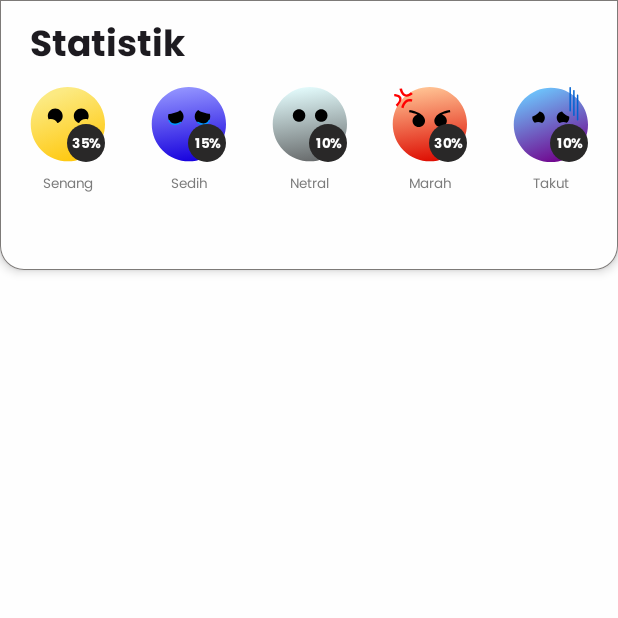
After one commit to memotions/android, an Android app built with Jetpack Compose: the composable StatisticTopBar shown on its own in the app's theme, on a phone screen of 412 x 824 dp, the top half of it. The commit adds this screen. Run offline under Robolectric (Android 15) with nearby library versions, the phone set to English and light mode, and no system bars.

Commit message:
feat: add statistic screen

```diff
--- /dev/null
+++ b/app/src/main/java/com/memtionsandroid/memotions/ui/components/statistic/EmotionStatistic.kt
@@ -0,0 +1,229 @@
+package com.memtionsandroid.memotions.ui.components.statistic
+
+import androidx.compose.foundation.Image
+import androidx.compose.foundation.background
+import androidx.compose.foundation.border
+import androidx.compose.foundation.layout.Arrangement
+import androidx.compose.foundation.layout.Box
+import androidx.compose.foundation.layout.Column
+import androidx.compose.foundation.layout.Row
+import androidx.compose.foundation.layout.fillMaxWidth
+import androidx.compose.foundation.layout.padding
+import androidx.compose.foundation.layout.size
+import androidx.compose.foundation.shape.RoundedCornerShape
+import androidx.compose.material3.MaterialTheme
+import androidx.compose.material3.Surface
+import androidx.compose.material3.Text
+import androidx.compose.runtime.Composable
+import androidx.compose.ui.Alignment
+import androidx.compose.ui.Modifier
+import androidx.compose.ui.draw.clip
+import androidx.compose.ui.res.painterResource
+import androidx.compose.ui.text.style.TextAlign
+import androidx.compose.ui.unit.dp
+import androidx.compose.ui.unit.sp
+import com.memtionsandroid.memotions.R
+import com.memtionsandroid.memotions.ui.theme.customColors
+
+@Composable
+fun EmositonStatistic(modifier: Modifier) {
+    val customColors = MaterialTheme.customColors
+
+    val angryImage = painterResource(R.drawable.emo_angry)
+    val happyImage = painterResource(R.drawable.emo_happy)
+    val sadImage = painterResource(R.drawable.emo_sad)
+    val netralImage = painterResource(R.drawable.emo_netral)
+    val scaredImage = painterResource(R.drawable.emo_scared)
+
+    val angry = "30%"
+    val happy = "35%"
+    val sad = "15%"
+    val netral = "10%"
+    val scared = "10%"
+
+    Row(
+        horizontalArrangement = Arrangement.SpaceBetween,
+        verticalAlignment = Alignment.CenterVertically,
+        modifier = modifier.fillMaxWidth()
+    ) {
+        Column(
+            verticalArrangement = Arrangement.Center,
+            horizontalAlignment = Alignment.CenterHorizontally
+        ) {
+            Box {
+                Image(
+                    painter = happyImage,
+                    contentDescription = "Happy Statistic",
+                    modifier = Modifier.size(50.dp)
+                )
+                Box(
+                    modifier = Modifier
+                        .align(Alignment.BottomEnd)
+                        .size(25.dp)
+                        .clip(RoundedCornerShape(100.dp))
+                        .background(customColors.barColor)
+                ) {
+                    Text(
+                        modifier = Modifier.align(Alignment.Center),
+                        text = happy,
+                        color = customColors.onBarColor,
+                        style = MaterialTheme.typography.titleSmall.copy(
+                            fontSize = 9.sp,
+                            textAlign = TextAlign.Center
+                        )
+                    )
+                }
+            }
+            Text(
+                modifier = Modifier.padding(top = 8.dp),
+                text = "Senang",
+                style = MaterialTheme.typography.labelSmall,
+                color = customColors.onSecondBackgroundColor
+            )
+        }
+
+        Column(
+            verticalArrangement = Arrangement.Center,
+            horizontalAlignment = Alignment.CenterHorizontally
+        ) {
+            Box {
+                Image(
+                    painter = sadImage,
+                    contentDescription = "Sad Statistic",
+                    modifier = Modifier.size(50.dp)
+                )
+                Box(
+                    modifier = Modifier
+                        .align(Alignment.BottomEnd)
+                        .size(25.dp)
+                        .clip(RoundedCornerShape(100.dp))
+                        .background(customColors.barColor)
+                ) {
+                    Text(
+                        modifier = Modifier.align(Alignment.Center),
+                        text = sad,
+                        color = customColors.onBarColor,
+                        style = MaterialTheme.typography.titleSmall.copy(
+                            fontSize = 9.sp,
+                            textAlign = TextAlign.Center
+                        )
+                    )
+                }
+            }
+            Text(
+                modifier = Modifier.padding(top = 8.dp),
+                text = "Sedih",
+                style = MaterialTheme.typography.labelSmall,
+                color = customColors.onSecondBackgroundColor
+            )
+        }
+
+        Column(
+            verticalArrangement = Arrangement.Center,
+            horizontalAlignment = Alignment.CenterHorizontally
+        ) {
+            Box {
+                Image(
+                    painter = netralImage,
+                    contentDescription = "Netral Statistic",
+                    modifier = Modifier.size(50.dp)
+                )
+                Box(
+                    modifier = Modifier
+                        .align(Alignment.BottomEnd)
+                        .size(25.dp)
+                        .clip(RoundedCornerShape(100.dp))
+                        .background(customColors.barColor)
+                ) {
+                    Text(
+                        modifier = Modifier.align(Alignment.Center),
+                        text = netral,
+                        color = customColors.onBarColor,
+                        style = MaterialTheme.typography.titleSmall.copy(
+                            fontSize = 9.sp,
+                            textAlign = TextAlign.Center
+                        )
+                    )
+                }
+            }
+            Text(
+                modifier = Modifier.padding(top = 8.dp),
+                text = "Netral",
+                style = MaterialTheme.typography.labelSmall,
+                color = customColors.onSecondBackgroundColor
+            )
+        }
+
+        Column(
+            verticalArrangement = Arrangement.Center,
+            horizontalAlignment = Alignment.CenterHorizontally
+        ) {
+            Box {
+                Image(
+                    painter = angryImage,
+                    contentDescription = "Angry Statistic",
+                    modifier = Modifier.size(50.dp)
+                )
+                Box(
+                    modifier = Modifier
+                        .align(Alignment.BottomEnd)
+                        .size(25.dp)
+                        .clip(RoundedCornerShape(100.dp))
+                        .background(customColors.barColor)
+                ) {
+                    Text(
+                        modifier = Modifier.align(Alignment.Center),
+                        text = angry,
+                        color = customColors.onBarColor,
+                        style = MaterialTheme.typography.titleSmall.copy(
+                            fontSize = 9.sp,
+                            textAlign = TextAlign.Center
+                        )
+                    )
+                }
+            }
+            Text(
+                modifier = Modifier.padding(top = 8.dp),
+                text = "Marah",
+                style = MaterialTheme.typography.labelSmall,
+                color = customColors.onSecondBackgroundColor
+            )
+        }
+
+        Column(
+            verticalArrangement = Arrangement.Center,
+            horizontalAlignment = Alignment.CenterHorizontally
+        ) {
+            Box {
+                Image(
+                    painter = scaredImage,
+                    contentDescription = "Scared Statistic",
+                    modifier = Modifier.size(50.dp)
+                )
+                Box(
+                    modifier = Modifier
+                        .align(Alignment.BottomEnd)
+                        .size(25.dp)
+                        .clip(RoundedCornerShape(100.dp))
+                        .background(customColors.barColor)
+                ) {
+                    Text(
+                        modifier = Modifier.align(Alignment.Center),
+                        text = scared,
+                        color = customColors.onBarColor,
+                        style = MaterialTheme.typography.titleSmall.copy(
+                            fontSize = 9.sp,
+                            textAlign = TextAlign.Center
+                        )
+                    )
+                }
+            }
+            Text(
+                modifier = Modifier.padding(top = 8.dp),
+                text = "Takut",
+                style = MaterialTheme.typography.labelSmall,
+                color = customColors.onSecondBackgroundColor
+            )
+        }
+    }
+}
--- /dev/null
+++ b/app/src/main/java/com/memtionsandroid/memotions/ui/components/statistic/StatisticTopBar.kt
@@ -0,0 +1,67 @@
+package com.memtionsandroid.memotions.ui.components.statistic
+
+import androidx.compose.foundation.BorderStroke
+import androidx.compose.foundation.background
+import androidx.compose.foundation.layout.Box
+import androidx.compose.foundation.layout.Column
+import androidx.compose.foundation.layout.fillMaxWidth
+import androidx.compose.foundation.layout.height
+import androidx.compose.foundation.layout.padding
+import androidx.compose.foundation.layout.statusBarsPadding
+import androidx.compose.foundation.shape.RoundedCornerShape
+import androidx.compose.material3.MaterialTheme
+import androidx.compose.material3.Surface
+import androidx.compose.material3.Text
+import androidx.compose.runtime.Composable
+import androidx.compose.ui.Modifier
+import androidx.compose.ui.tooling.preview.Preview
+import androidx.compose.ui.unit.dp
+import com.memtionsandroid.memotions.ui.theme.MemotionsTheme
+import com.memtionsandroid.memotions.ui.theme.customColors
+
+@Composable
+fun StatisticTopBar() {
+    val customColors = MaterialTheme.customColors
+    Surface(
+        modifier = Modifier
+            .fillMaxWidth()
+            .height(180.dp),
+        shadowElevation = 4.dp,
+        tonalElevation = 8.dp,
+        border = BorderStroke(0.5.dp, customColors.outlineColor),
+        shape = RoundedCornerShape(bottomEnd = 16.dp, bottomStart = 16.dp),
+    ) {
+        Box(
+            modifier = Modifier
+                .fillMaxWidth()
+                .background(customColors.backgroundColor)
+                .padding(horizontal = 20.dp, vertical = 12.dp)
+                .statusBarsPadding()
+        ) {
+            Column {
+                Text(
+                    text = "Statistik",
+                    style = MaterialTheme.typography.titleLarge
+                )
+
+                EmositonStatistic(modifier = Modifier.padding(top = 12.dp))
+            }
+        }
+    }
+}
+
+@Preview
+@Composable
+fun StatisticTopBarPreview() {
+    MemotionsTheme() {
+        StatisticTopBar()
+    }
+}
+
+@Preview
+@Composable
+fun StatisticTopBarPreviewDark() {
+    MemotionsTheme(darkTheme = true) {
+        StatisticTopBar()
+    }
+}
--- a/app/src/main/java/com/memtionsandroid/memotions/ui/main/MainScreen.kt
+++ b/app/src/main/java/com/memtionsandroid/memotions/ui/main/MainScreen.kt
@@ -27,6 +27,7 @@ import com.memtionsandroid.memotions.R
 import com.memtionsandroid.memotions.ui.main.screen.HomeScreen
 import com.memtionsandroid.memotions.ui.main.screen.ProfileScreen
 import com.memtionsandroid.memotions.ui.main.screen.StarredScreen
+import com.memtionsandroid.memotions.ui.main.screen.StatisticScreen
 import com.memtionsandroid.memotions.ui.theme.customColors
 
 @OptIn(ExperimentalMaterial3Api::class)
@@ -50,7 +51,7 @@ fun MainScreen() {
         ) {
             composable("home") { HomeScreen() }
             composable("starred") { StarredScreen() }
-            composable("statistic") { ProfileScreen() }
+            composable("statistic") { StatisticScreen() }
             composable("Profile") { ProfileScreen() }
         }
     }
--- a/app/src/main/java/com/memtionsandroid/memotions/ui/main/screen/StatisticScreen.kt
+++ b/app/src/main/java/com/memtionsandroid/memotions/ui/main/screen/StatisticScreen.kt
@@ -1,9 +1,30 @@
 package com.memtionsandroid.memotions.ui.main.screen
 
+import androidx.compose.foundation.layout.Box
+import androidx.compose.foundation.layout.fillMaxWidth
+import androidx.compose.foundation.layout.padding
+import androidx.compose.material3.Scaffold
 import androidx.compose.runtime.Composable
 import androidx.compose.ui.Modifier
+import androidx.compose.ui.unit.dp
+import com.memtionsandroid.memotions.ui.components.main.Journals
+import com.memtionsandroid.memotions.ui.components.statistic.StatisticTopBar
 
 @Composable
 fun StatisticScreen() {
-
+    Scaffold(
+        topBar = {
+            StatisticTopBar()
+        },
+        content = { innerPadding ->
+            Box(
+                modifier = Modifier
+                    .fillMaxWidth()
+                    .padding(innerPadding)
+                    .padding(bottom = 80.dp)
+            ) {
+                Journals(starredJournalList)
+            }
+        }
+    )
 }
```
